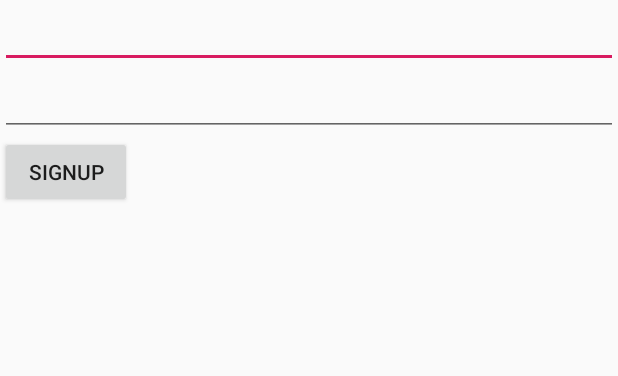
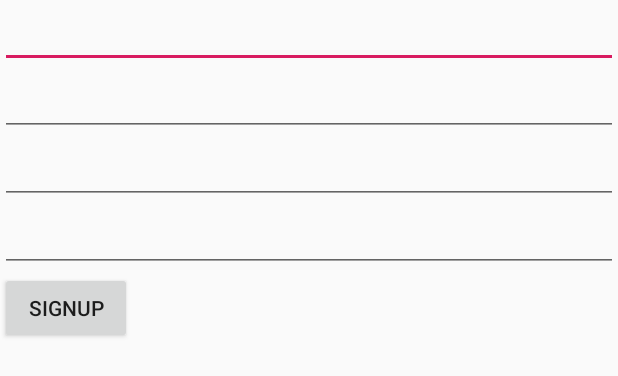
Before and after one commit to MuhammadUsmanKhokhar/Firebasedemo, an Android app: the layout activity_signup.xml on its own in the app's theme, with its tools: preview values and no code run, on a phone screen of 412 x 824 dp. Shown: the top 376 px of the screen. Run offline under Robolectric (Android 15) with nearby library versions, the phone set to English and light mode, and no system bars.

Commit message:
comlete assignment

```diff
--- a/FireBaseDemoApp/app/build.gradle
+++ b/FireBaseDemoApp/app/build.gradle
@@ -24,6 +24,7 @@ dependencies {
     implementation 'androidx.appcompat:appcompat:1.0.2'
     implementation 'androidx.constraintlayout:constraintlayout:1.1.3'
     implementation 'com.google.firebase:firebase-auth:16.0.5'
+    implementation 'com.google.firebase:firebase-database:16.0.4'
     testImplementation 'junit:junit:4.12'
     androidTestImplementation 'androidx.test:runner:1.2.0'
     androidTestImplementation 'androidx.test.espresso:espresso-core:3.2.0'
--- a/FireBaseDemoApp/app/src/main/res/layout/activity_signup.xml
+++ b/FireBaseDemoApp/app/src/main/res/layout/activity_signup.xml
@@ -10,6 +10,16 @@
         android:id="@+id/PasswordET"
         android:layout_width="match_parent"
         android:layout_height="wrap_content" />
+    <EditText
+        android:inputType="number"
+        android:id="@+id/PhoneET"
+        android:layout_width="match_parent"
+        android:layout_height="wrap_content" />
+    <EditText
+        android:id="@+id/AddressET"
+        android:layout_width="match_parent"
+        android:layout_height="wrap_content" />
+
     <Button
         android:id="@+id/mSignupBtn"
         android:text="Signup"
```
Also changed, not shown: FireBaseDemoApp/app/src/main/AndroidManifest.xml (+5 -2 lines), FireBaseDemoApp/app/src/main/java/app/techsol/firebasedemoapp/DashboardActivity.java (added, +31 -0 lines), FireBaseDemoApp/app/src/main/java/app/techsol/firebasedemoapp/MainActivity.java (+12 -0 lines), FireBaseDemoApp/app/src/main/java/app/techsol/firebasedemoapp/SignupActivity.java (+19 -2 lines), FireBaseDemoApp/app/src/main/java/app/techsol/firebasedemoapp/UserModel.java (added, +30 -0 lines), FireBaseDemoApp/app/src/main/res/layout/activity_dashboard.xml (added, +9 -0 lines).
